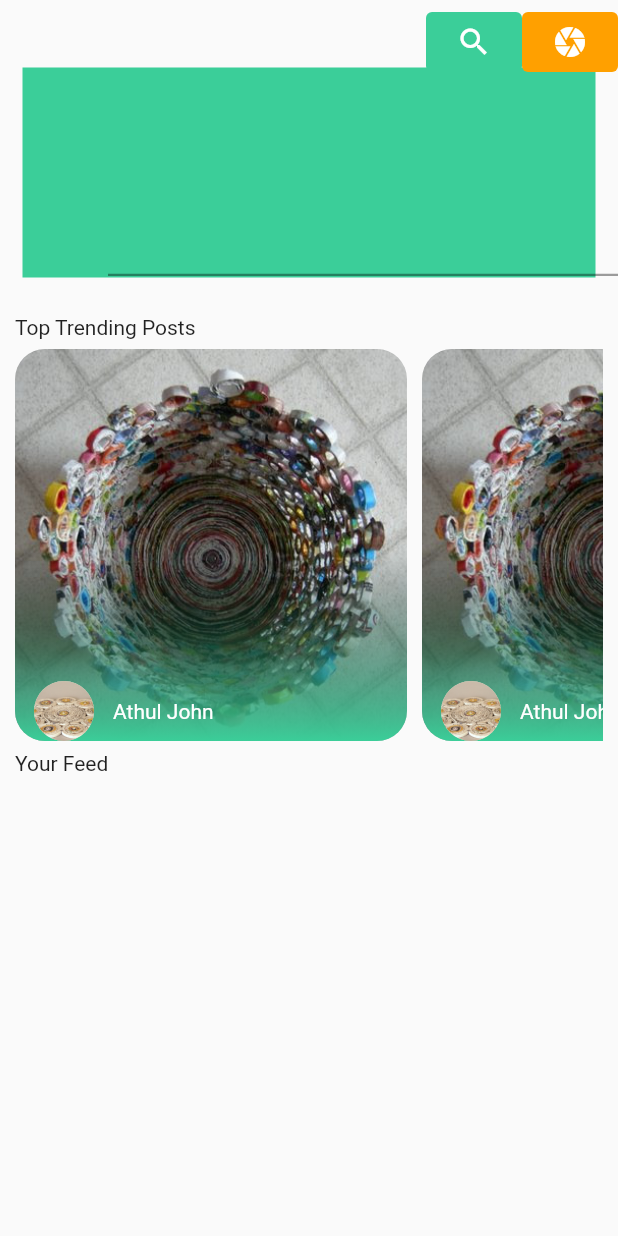
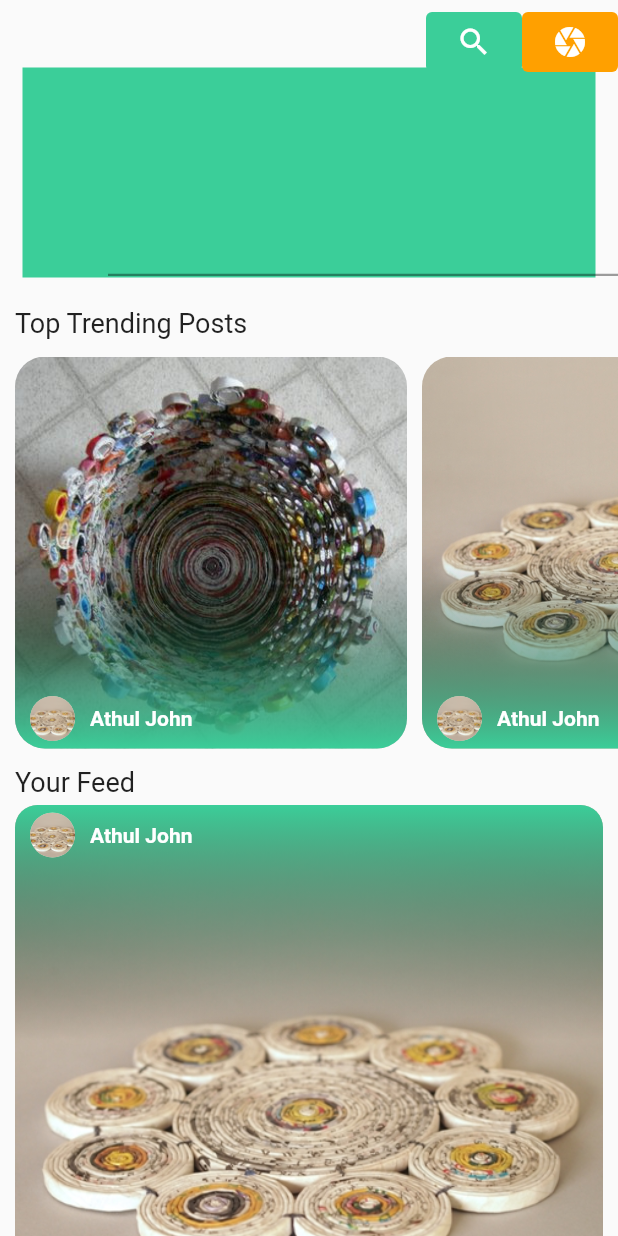
Before and after one commit to roshanrajeev/recycleit, a Flutter app: the screen it shows after launch, on a phone screen of 412 x 824 dp. Run offline on Flutter 3.47's test engine with Material 2 defaults, Android fonts, the phone set to English and light mode, and no system bars.

Commit message:
improved home page, made post UI

```diff
--- a/recycleit_client/lib/constants/app_colors.dart
+++ b/recycleit_client/lib/constants/app_colors.dart
@@ -2,4 +2,5 @@ import 'dart:ui';
 
 abstract class AppColors {
   static Color primaryColor = const Color(0xff3BCE99);
+  static Color secondaryColor = const Color(0xffD0F6FE);
 }
--- a/recycleit_client/lib/presentation/screens/homePage.dart
+++ b/recycleit_client/lib/presentation/screens/homePage.dart
@@ -2,6 +2,7 @@ import 'package:flutter/material.dart';
 import 'package:recycleit_client/constants/app_colors.dart';
 import 'package:recycleit_client/models/item_data.dart';
 import 'package:recycleit_client/models/user_data.dart';
+import 'package:recycleit_client/presentation/widgets/feed_post.dart';
 import 'package:recycleit_client/presentation/widgets/trending_card.dart';
 
 class HomePage extends StatelessWidget {
@@ -49,17 +50,24 @@ class HomePage extends StatelessWidget {
             ),
           ),
           // Container(height: 40),
-          SliverPadding(
-            padding: EdgeInsets.all(10),
-            sliver: SliverList(
+          SliverList(
             delegate: SliverChildListDelegate(
               [
-                  Text('Top Trending Posts'),
+                const Padding(
+                  padding: EdgeInsets.symmetric(horizontal: 10, vertical: 5.0),
+                  child: Text(
+                    'Top Trending Posts',
+                    style: TextStyle(fontSize: 18),
+                  ),
+                ),
                 SizedBox(
                     height: (MediaQuery.of(context).size.width) / 1.5,
                     child: ListView(
                       scrollDirection: Axis.horizontal,
                       children: [
+                        SizedBox(
+                          width: 10,
+                        ),
                         TrendingCard(
                             item: Item(
                                 user: UserData(name: "Athul John"),
@@ -67,24 +75,35 @@ class HomePage extends StatelessWidget {
                         TrendingCard(
                             item: Item(
                                 user: UserData(name: "Athul John"),
-                                  images: ["assets/images/trending1.jpg"])),
+                                images: ["assets/images/trending2.jpg"])),
                         TrendingCard(
                             item: Item(
                                 user: UserData(name: "Athul John"),
-                                  images: ["assets/images/trending1.jpg"]))
+                                images: ["assets/images/trending3.jpg"]))
                       ],
                     )),
-                  Text('Your Feed'),
-                  // SliverList(
-                  //     delegate: SliverChildBuilderDelegate((context, ind) =>
-                  //         TrendingCard(
-                  //             item: Item(
-                  //                 user: UserData(name: "Athul John"),
-                  //                 images: ["assets/images/trending1.jpg"]))))
+                const Padding(
+                  padding: EdgeInsets.symmetric(horizontal: 10, vertical: 5.0),
+                  child: Text(
+                    'Your Feed',
+                    style: TextStyle(fontSize: 18),
+                  ),
+                ),
               ],
             ),
           ),
-          ),
+
+          SliverPadding(
+            padding: EdgeInsets.symmetric(horizontal: 10),
+            sliver: SliverList(
+                delegate: SliverChildBuilderDelegate((context, index) =>
+                    FeedPost(
+                        item: Item(
+                            user: UserData(name: "Athul John"),
+                            description:
+                                'All these years, I was searching for you...',
+                            images: ["assets/images/trending2.jpg"])))),
+          )
         ],
       ),
     );
--- /dev/null
+++ b/recycleit_client/lib/presentation/widgets/feed_post.dart
@@ -0,0 +1,65 @@
+import 'package:flutter/material.dart';
+import 'package:recycleit_client/constants/app_colors.dart';
+import 'package:recycleit_client/models/user_data.dart';
+import 'package:recycleit_client/presentation/widgets/post_bottom_panel.dart';
+import 'package:recycleit_client/presentation/widgets/userpic_and_name.dart';
+
+import '../../models/item_data.dart';
+
+class FeedPost extends StatelessWidget {
+  final Item item;
+  const FeedPost({required this.item, Key? key}) : super(key: key);
+
+  @override
+  Widget build(BuildContext context) {
+    return Column(crossAxisAlignment: CrossAxisAlignment.stretch, children: [
+      Container(
+        height: MediaQuery.of(context).size.width - 20,
+        decoration: BoxDecoration(
+            borderRadius: BorderRadius.circular(15),
+            image: DecorationImage(
+                fit: BoxFit.cover,
+                image: AssetImage(item.images.isEmpty
+                    ? "assets/images/trending1.jpg"
+                    : item.images.first))),
+        child: Container(
+            decoration: BoxDecoration(
+                borderRadius: BorderRadius.circular(15),
+                gradient: LinearGradient(
+                    begin: Alignment.topCenter,
+                    end: Alignment.bottomCenter,
+                    stops: [
+                      0,
+                      0.4
+                    ],
+                    colors: [
+                      AppColors.primaryColor,
+                      Colors.transparent,
+                    ])),
+            child: Column(
+                crossAxisAlignment: CrossAxisAlignment.stretch,
+                mainAxisAlignment: MainAxisAlignment.spaceBetween,
+                children: [
+                  UserPicName(
+                    item.user,
+                    color: Colors.white,
+                  ),
+                  Container(
+                      margin: EdgeInsets.all(8),
+                      padding: EdgeInsets.symmetric(horizontal: 8, vertical: 2),
+                      decoration: BoxDecoration(
+                          color: Colors.white,
+                          borderRadius: BorderRadius.circular(10)),
+                      child: Text(
+                        item.description,
+                        style: TextStyle(fontSize: 12),
+                      )),
+                ])),
+      ),
+      PostBottomPanel(),
+      SizedBox(
+        height: 15,
+      ),
+    ]);
+  }
+}
--- a/recycleit_client/lib/presentation/widgets/userpic_and_name.dart
+++ b/recycleit_client/lib/presentation/widgets/userpic_and_name.dart
@@ -9,22 +9,29 @@ class UserPicName extends StatelessWidget {
 
   @override
   Widget build(BuildContext context) {
-    return Row(
+    return Padding(
+      padding: const EdgeInsets.symmetric(vertical: 5),
+      child: Row(
         children: [
-        Expanded(
+          Padding(
+            padding: EdgeInsets.symmetric(horizontal: 5),
+            child: SizedBox(
+              height: 30,
               child: user.image == null
                   ? CircleAvatar(
-                  backgroundImage: AssetImage('assets/images/trending2.jpg'))
+                      backgroundImage:
+                          AssetImage('assets/images/trending2.jpg'))
                   : CircleAvatar(backgroundImage: NetworkImage(user.image!)),
             ),
+          ),
           Expanded(
-          flex: 3,
             child: Text(
               user.name,
-            style: TextStyle(color: color),
+              style: TextStyle(color: color, fontWeight: FontWeight.w600),
             ),
           )
         ],
+      ),
     );
   }
 }
```
Also changed, not shown: recycleit_client/lib/presentation/widgets/post_bottom_panel.dart (added, +77 -0 lines). Lines whose indentation alone changed are shown as unchanged.
